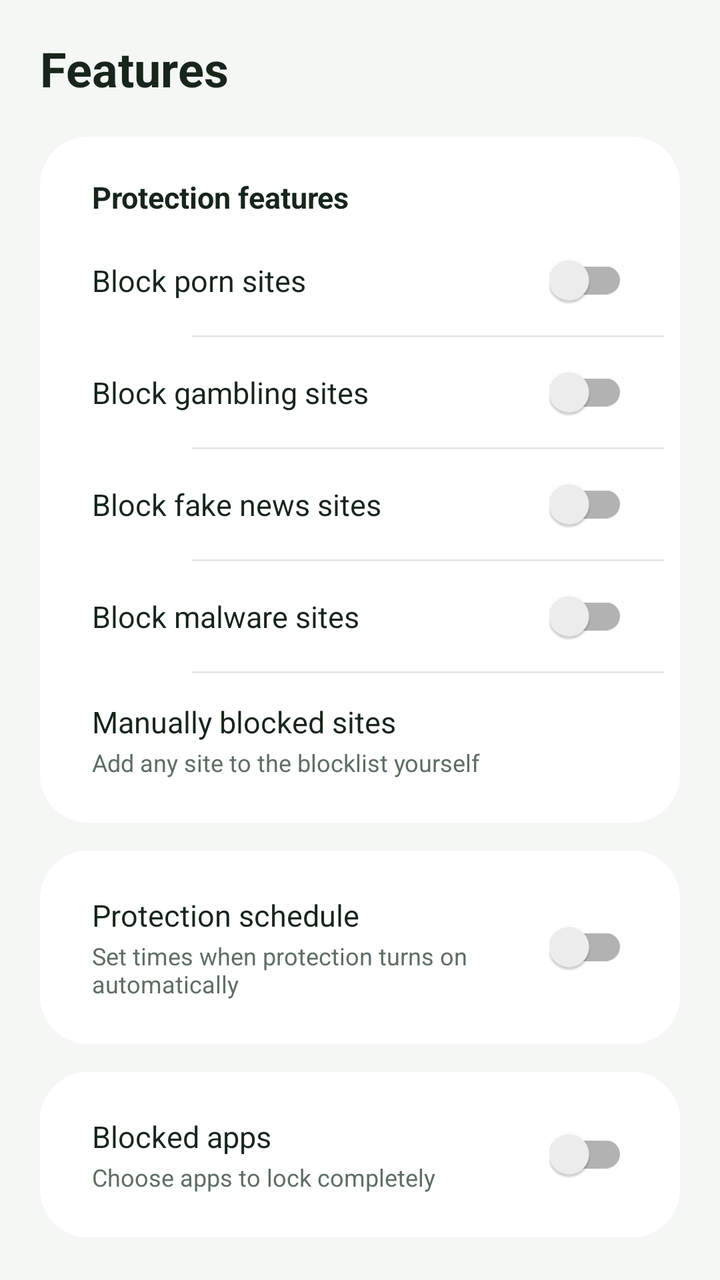
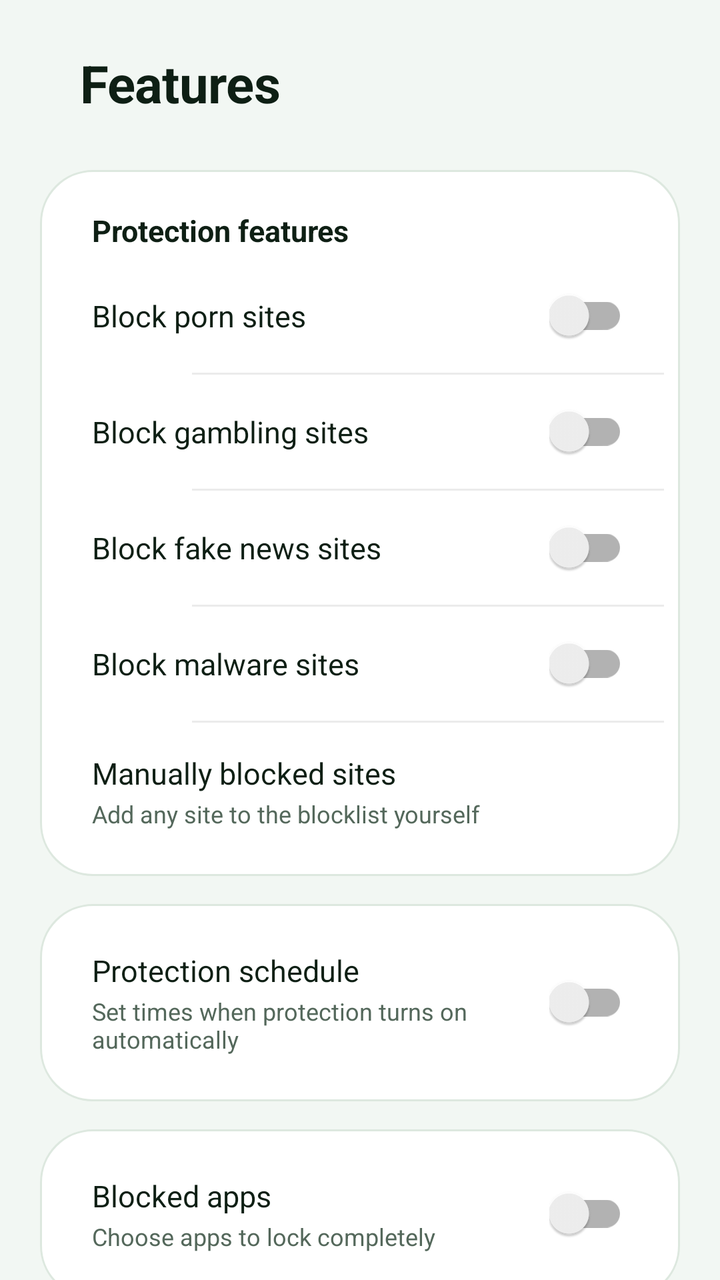

Screens rendered from an Android XML layout before and after an edit, with the pre-edit source and the edit as a unified diff.
<!-- AndroidManifest.xml: application theme Theme.ContentFilter -->
<!-- res/layout/fragment_features.xml -->
<?xml version="1.0" encoding="utf-8"?>
<ScrollView xmlns:android="http://schemas.android.com/apk/res/android"
    android:layout_width="match_parent"
    android:layout_height="match_parent"
    android:fillViewport="true"
    android:scrollbars="none">

    <LinearLayout
        android:layout_width="match_parent"
        android:layout_height="wrap_content"
        android:orientation="vertical"
        android:paddingStart="20dp"
        android:paddingEnd="20dp"
        android:paddingBottom="24dp">

        <TextView
            android:layout_width="wrap_content"
            android:layout_height="wrap_content"
            android:layout_marginTop="18dp"
            android:layout_marginBottom="6dp"
            android:text="@string/tab_features"
            android:textSize="24sp"
            android:textStyle="bold"
            android:textColor="?attr/textPrimary" />

        
        <LinearLayout
            android:layout_width="match_parent"
            android:layout_height="wrap_content"
            android:orientation="vertical"
            android:background="@drawable/card_bg"
            android:padding="8dp"
            android:layout_marginTop="12dp">

            <TextView
                android:layout_width="wrap_content"
                android:layout_height="wrap_content"
                android:layout_marginStart="18dp"
                android:layout_marginTop="12dp"
                android:layout_marginBottom="4dp"
                android:text="@string/features_title"
                android:textSize="15sp"
                android:textStyle="bold"
                android:textColor="?attr/textPrimary" />

            <LinearLayout android:id="@+id/rowPorn" style="@style/SettingsRow">
                <TextView android:layout_width="0dp" android:layout_height="wrap_content"
                    android:layout_weight="1" android:text="@string/cat_porn"
                    style="@style/SettingsLabel" android:textColor="?attr/textPrimary" />
                <androidx.appcompat.widget.SwitchCompat android:id="@+id/switchPorn"
                    android:layout_width="wrap_content" android:layout_height="wrap_content" />
            </LinearLayout>
            <View android:layout_width="match_parent" android:layout_height="1dp"
                android:background="?attr/dividerColor" android:layout_marginStart="68dp" />

            <LinearLayout android:id="@+id/rowGambling" style="@style/SettingsRow">
                <TextView android:layout_width="0dp" android:layout_height="wrap_content"
                    android:layout_weight="1" android:text="@string/cat_gambling"
                    style="@style/SettingsLabel" android:textColor="?attr/textPrimary" />
                <androidx.appcompat.widget.SwitchCompat android:id="@+id/switchGambling"
                    android:layout_width="wrap_content" android:layout_height="wrap_content" />
            </LinearLayout>
            <View android:layout_width="match_parent" android:layout_height="1dp"
                android:background="?attr/dividerColor" android:layout_marginStart="68dp" />

            <LinearLayout android:id="@+id/rowFakenews" style="@style/SettingsRow">
                <TextView android:layout_width="0dp" android:layout_height="wrap_content"
                    android:layout_weight="1" android:text="@string/cat_fakenews"
                    style="@style/SettingsLabel" android:textColor="?attr/textPrimary" />
                <androidx.appcompat.widget.SwitchCompat android:id="@+id/switchFakenews"
                    android:layout_width="wrap_content" android:layout_height="wrap_content" />
            </LinearLayout>
            <View android:layout_width="match_parent" android:layout_height="1dp"
                android:background="?attr/dividerColor" android:layout_marginStart="68dp" />

            <LinearLayout android:id="@+id/rowMalware" style="@style/SettingsRow">
                <TextView android:layout_width="0dp" android:layout_height="wrap_content"
                    android:layout_weight="1" android:text="@string/cat_malware"
                    style="@style/SettingsLabel" android:textColor="?attr/textPrimary" />
                <androidx.appcompat.widget.SwitchCompat android:id="@+id/switchMalware"
                    android:layout_width="wrap_content" android:layout_height="wrap_content" />
            </LinearLayout>
            <View android:layout_width="match_parent" android:layout_height="1dp"
                android:background="?attr/dividerColor" android:layout_marginStart="68dp" />

            <LinearLayout android:id="@+id/rowManual" style="@style/SettingsRow">
                <LinearLayout android:layout_width="0dp" android:layout_height="wrap_content"
                    android:layout_weight="1" android:orientation="vertical">
                    <TextView android:layout_width="wrap_content" android:layout_height="wrap_content"
                        android:text="@string/manual_block"
                        style="@style/SettingsLabel" android:textColor="?attr/textPrimary" />
                    <TextView android:layout_width="wrap_content" android:layout_height="wrap_content"
                        android:layout_marginTop="2dp"
                        android:text="@string/manual_block_desc"
                        android:textSize="12sp" android:textColor="?attr/textSecondary" />
                </LinearLayout>
                <TextView android:id="@+id/manualCount"
                    android:layout_width="wrap_content" android:layout_height="wrap_content"
                    android:layout_marginStart="8dp"
                    android:textColor="?attr/textSecondary" android:textSize="13sp" />
            </LinearLayout>
        </LinearLayout>

        
        <LinearLayout
            android:layout_width="match_parent"
            android:layout_height="wrap_content"
            android:orientation="vertical"
            android:background="@drawable/card_bg"
            android:padding="8dp"
            android:layout_marginTop="14dp">

            <LinearLayout android:id="@+id/rowSchedule" style="@style/SettingsRow">
                <LinearLayout android:layout_width="0dp" android:layout_height="wrap_content"
                    android:layout_weight="1" android:orientation="vertical">
                    <TextView android:layout_width="wrap_content" android:layout_height="wrap_content"
                        android:text="@string/schedule_title"
                        style="@style/SettingsLabel" android:textColor="?attr/textPrimary" />
                    <TextView android:id="@+id/scheduleValue" android:layout_width="wrap_content"
                        android:layout_height="wrap_content" android:layout_marginTop="2dp"
                        android:text="@string/schedule_desc"
                        android:textSize="12sp" android:textColor="?attr/textSecondary" />
                </LinearLayout>
                <androidx.appcompat.widget.SwitchCompat android:id="@+id/scheduleSwitch"
                    android:layout_width="wrap_content" android:layout_height="wrap_content" />
            </LinearLayout>

            <LinearLayout android:id="@+id/scheduleTimesRow" style="@style/SettingsRow"
                android:visibility="gone">
                <Button android:id="@+id/btnStartTime" android:layout_width="0dp"
                    android:layout_height="44dp" android:layout_weight="1"
                    android:text="@string/schedule_start"
                    android:textAllCaps="false" android:textSize="13sp"
                    android:background="@drawable/btn_primary" android:textColor="@color/white" />
                <Button android:id="@+id/btnEndTime" android:layout_width="0dp"
                    android:layout_height="44dp" android:layout_weight="1"
                    android:layout_marginStart="12dp"
                    android:text="@string/schedule_end"
                    android:textAllCaps="false" android:textSize="13sp"
                    android:background="@drawable/btn_primary" android:textColor="@color/white" />
            </LinearLayout>
        </LinearLayout>

        
        <LinearLayout
            android:layout_width="match_parent"
            android:layout_height="wrap_content"
            android:orientation="vertical"
            android:background="@drawable/card_bg"
            android:padding="8dp"
            android:layout_marginTop="14dp">

            <LinearLayout android:id="@+id/rowApplock" style="@style/SettingsRow">
                <LinearLayout android:layout_width="0dp" android:layout_height="wrap_content"
                    android:layout_weight="1" android:orientation="vertical">
                    <TextView android:layout_width="wrap_content" android:layout_height="wrap_content"
                        android:text="@string/applock_title"
                        style="@style/SettingsLabel" android:textColor="?attr/textPrimary" />
                    <TextView android:id="@+id/applockDesc" android:layout_width="wrap_content"
                        android:layout_height="wrap_content" android:layout_marginTop="2dp"
                        android:text="@string/applock_desc"
                        android:textSize="12sp" android:textColor="?attr/textSecondary" />
                </LinearLayout>
                <androidx.appcompat.widget.SwitchCompat android:id="@+id/applockSwitch"
                    android:layout_width="wrap_content" android:layout_height="wrap_content" />
            </LinearLayout>
        </LinearLayout>
    </LinearLayout>
</ScrollView>
<!-- resources referenced by this layout -->
<resources>
  <color name="white">#FFFFFF</color>
  <!-- drawable btn_primary (drawable) -->
  <?xml version="1.0" encoding="utf-8"?>
  <ripple xmlns:android="http://schemas.android.com/apk/res/android"
      android:color="#33FFFFFF">
      <item>
          <shape android:shape="rectangle">
              <gradient android:angle="315"
                  android:startColor="#66BB6A" android:centerColor="#43A047" android:endColor="#2E7D32" />
              <corners android:radius="60dp" />
          </shape>
      </item>
  </ripple>
  <!-- drawable card_bg (drawable) -->
  <?xml version="1.0" encoding="utf-8"?>
  <shape xmlns:android="http://schemas.android.com/apk/res/android"
      android:shape="rectangle">
      <solid android:color="?attr/cardBg" />
      <corners android:radius="24dp" />
  </shape>
  <string name="applock_title">Blocked apps</string>
  <string name="cat_malware">Block malware sites</string>
  <string name="cat_porn">Block porn sites</string>
  <string name="schedule_end">End time</string>
  <string name="schedule_start">Start time</string>
  <string name="tab_features">Features</string>
  <style name="SettingsLabel">
          <item name="android:layout_width">wrap_content</item>
          <item name="android:layout_height">wrap_content</item>
          <item name="android:textSize">15sp</item>
      </style>
  <style name="SettingsRow">
          <item name="android:layout_width">match_parent</item>
          <item name="android:layout_height">wrap_content</item>
          <item name="android:paddingStart">18dp</item>
          <item name="android:paddingEnd">18dp</item>
          <item name="android:paddingTop">14dp</item>
          <item name="android:paddingBottom">14dp</item>
          <item name="android:gravity">center_vertical</item>
      </style>
  <style name="Theme.ContentFilter" parent="Theme.AppCompat.DayNight.NoActionBar">
          <item name="colorPrimary">@color/green_primary</item>
          <item name="colorPrimaryDark">@color/green_dark</item>
          <item name="colorAccent">@color/green_light</item>
          <item name="android:windowBackground">@color/bg_light</item>
          <item name="android:statusBarColor">@color/bg_light</item>
          <item name="android:windowLightStatusBar">true</item>
          <item name="cardBg">@color/card_light</item>
          <item name="textPrimary">@color/text_primary</item>
          <item name="textSecondary">@color/text_secondary</item>
          <item name="dividerColor">@color/divider</item>
      </style>
  <color name="green_primary">#2E7D32</color>
  <color name="green_dark">#1B5E20</color>
  <color name="green_light">#4CAF50</color>
  <color name="bg_light">#F4F7F4</color>
  <color name="card_light">#FFFFFF</color>
  <color name="text_primary">#17251B</color>
  <color name="text_secondary">#5F6E63</color>
  <color name="divider">#1A000000</color>
  <!-- unchanged entries left out for length: 8 -->
</resources>

<!-- the commit's change to res/layout/fragment_features.xml (unified diff, before → after) -->
@@ -16,12 +16,11 @@
         <TextView
             android:layout_width="wrap_content"
             android:layout_height="wrap_content"
-            android:layout_marginTop="18dp"
-            android:layout_marginBottom="6dp"
+            android:layout_marginTop="24dp"
+            android:layout_marginStart="20dp"
+            android:layout_marginBottom="14dp"
             android:text="@string/tab_features"
-            android:textSize="24sp"
-            android:textStyle="bold"
-            android:textColor="?attr/textPrimary" />
+            style="@style/Display" />
 
         
         <LinearLayout
<!-- resource entries referenced after the edit -->
@@ -4,12 +4,20 @@
   <!-- drawable btn_primary (drawable) -->
   <?xml version="1.0" encoding="utf-8"?>
   <ripple xmlns:android="http://schemas.android.com/apk/res/android"
-      android:color="#33FFFFFF">
+      android:color="#40FFFFFF">
       <item>
           <shape android:shape="rectangle">
               <gradient android:angle="315"
-                  android:startColor="#66BB6A" android:centerColor="#43A047" android:endColor="#2E7D32" />
-              <corners android:radius="60dp" />
+                  android:startColor="#5BC98F" android:centerColor="#38A169"
+                  android:endColor="#1F7A4D" />
+              <corners android:radius="64dp" />
+          </shape>
+      </item>
+      <item android:insetTop="2dp" android:insetLeft="2dp" android:insetRight="2dp" android:insetBottom="4dp">
+          <shape android:shape="rectangle">
+              <gradient android:angle="315"
+                  android:startColor="#79E3AC" android:endColor="#2F9E63" />
+              <corners android:radius="62dp" />
           </shape>
       </item>
   </ripple>
@@ -18,7 +26,8 @@
   <shape xmlns:android="http://schemas.android.com/apk/res/android"
       android:shape="rectangle">
       <solid android:color="?attr/cardBg" />
-      <corners android:radius="24dp" />
+      <corners android:radius="26dp" />
+      <stroke android:width="1dp" android:color="?attr/strokeColor" />
   </shape>
   <string name="applock_title">Blocked apps</string>
   <string name="cat_malware">Block malware sites</string>
@@ -26,40 +35,53 @@
   <string name="schedule_end">End time</string>
   <string name="schedule_start">Start time</string>
   <string name="tab_features">Features</string>
+  <style name="Display">
+          <item name="android:textSize">26sp</item>
+          <item name="android:textStyle">bold</item>
+          <item name="android:textColor">?attr/textPrimary</item>
+          <item name="android:letterSpacing">-0.01</item>
+      </style>
   <style name="SettingsLabel">
           <item name="android:layout_width">wrap_content</item>
           <item name="android:layout_height">wrap_content</item>
           <item name="android:textSize">15sp</item>
+          <item name="android:textColor">?attr/textPrimary</item>
       </style>
   <style name="SettingsRow">
           <item name="android:layout_width">match_parent</item>
           <item name="android:layout_height">wrap_content</item>
           <item name="android:paddingStart">18dp</item>
           <item name="android:paddingEnd">18dp</item>
-          <item name="android:paddingTop">14dp</item>
-          <item name="android:paddingBottom">14dp</item>
+          <item name="android:paddingTop">15dp</item>
+          <item name="android:paddingBottom">15dp</item>
           <item name="android:gravity">center_vertical</item>
+          <item name="android:background">?android:attr/selectableItemBackground</item>
       </style>
   <style name="Theme.ContentFilter" parent="Theme.AppCompat.DayNight.NoActionBar">
           <item name="colorPrimary">@color/green_primary</item>
-          <item name="colorPrimaryDark">@color/green_dark</item>
-          <item name="colorAccent">@color/green_light</item>
+          <item name="colorPrimaryDark">@color/bg_light</item>
+          <item name="colorAccent">@color/teal_accent</item>
           <item name="android:windowBackground">@color/bg_light</item>
           <item name="android:statusBarColor">@color/bg_light</item>
+          <item name="android:navigationBarColor">@color/bg_light_surface</item>
           <item name="android:windowLightStatusBar">true</item>
-          <item name="cardBg">@color/card_light</item>
+          <item name="cardBg">@color/bg_light_surface</item>
+          <item name="cardBgElevated">@color/bg_light_elevated</item>
           <item name="textPrimary">@color/text_primary</item>
           <item name="textSecondary">@color/text_secondary</item>
           <item name="dividerColor">@color/divider</item>
+          <item name="strokeColor">@color/stroke_light</item>
+          <item name="accentColor">@color/teal_accent</item>
       </style>
   <color name="green_primary">#2E7D32</color>
-  <color name="green_dark">#1B5E20</color>
-  <color name="green_light">#4CAF50</color>
-  <color name="bg_light">#F4F7F4</color>
-  <color name="card_light">#FFFFFF</color>
-  <color name="text_primary">#17251B</color>
-  <color name="text_secondary">#5F6E63</color>
-  <color name="divider">#1A000000</color>
+  <color name="bg_light">#F2F7F3</color>
+  <color name="teal_accent">#00BFA5</color>
+  <color name="bg_light_surface">#FFFFFF</color>
+  <color name="bg_light_elevated">#FAFDFA</color>
+  <color name="text_primary">#0E1F14</color>
+  <color name="text_secondary">#54685B</color>
+  <color name="divider">#14000000</color>
+  <color name="stroke_light">#DDE8DF</color>
   <!-- unchanged entries left out for length: 8 -->
 </resources>
 
